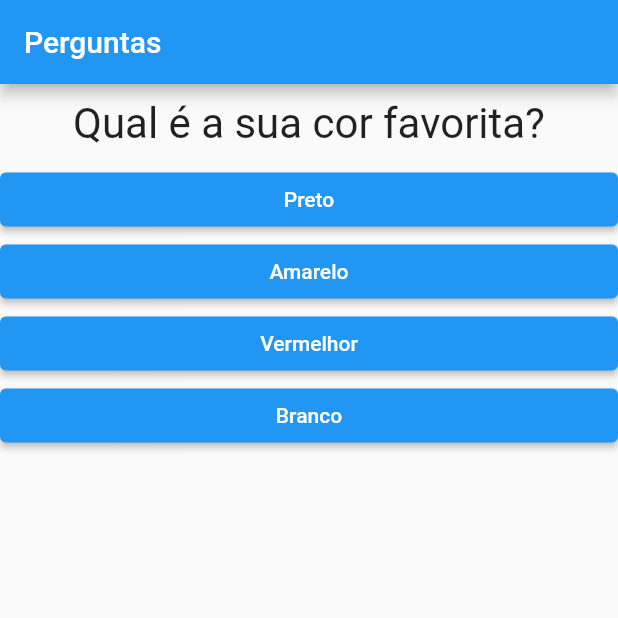
After one commit to mariomacedo/projeto_perguntas, a Flutter app: the screen it shows after launch, on a phone screen of 412 x 824 dp, the top half of it. The commit adds this screen. Run offline on Flutter 3.47's test engine with Material 2 defaults, Android fonts, the phone set to English and light mode, and no system bars.

Commit message:
feat: questionario e resultado
Desafios feitos por mim.

```diff
--- a/lib/main.dart
+++ b/lib/main.dart
@@ -1,6 +1,8 @@
 import 'package:flutter/material.dart';
 import 'package:projeto_perguntas/questao.dart';
+import 'package:projeto_perguntas/questionario.dart';
 import 'package:projeto_perguntas/resposta.dart';
+import 'package:projeto_perguntas/resultado.dart';
 
 main() => runApp(PerguntaApp());
 
@@ -9,7 +11,7 @@ class _PerguntaAppState extends State<PerguntaApp> {
   final _perguntas = const [
     {
       'label': 'Qual é a sua cor favorita?',
-      'opc': ['Azul', 'Amarelo', 'Vermelhor', 'Branco']
+      'opc': ['Preto', 'Amarelo', 'Vermelhor', 'Branco']
     },
     {
       'label': 'Qual é o seu animal favorito',
@@ -41,18 +43,13 @@ class _PerguntaAppState extends State<PerguntaApp> {
 
     return MaterialApp(
         home: Scaffold(
-      appBar: AppBar(
-        title: Text("Perguntas"),
-      ),
-      body: isSelected
-          ? Column(
-              children: [
-                Questao(_perguntas[_selected]['label']),
-                ..._respostas.map((t) => Resposta(t, _responder)).toList(),
-              ],
-            )
-          : null,
-    ));
+            appBar: AppBar(
+              title: Text("Perguntas"),
+            ),
+            body: isSelected
+                ? Questionario(
+                    _perguntas[_selected]['label'], _respostas, _responder)
+                : Resultado("Parabéns Campeão!")));
   }
 }
 
--- /dev/null
+++ b/lib/questionario.dart
@@ -0,0 +1,21 @@
+import 'package:flutter/material.dart';
+import 'package:projeto_perguntas/questao.dart';
+import 'package:projeto_perguntas/resposta.dart';
+
+class Questionario extends StatelessWidget {
+  final String label;
+  final List<String> respostas;
+  final void Function() responder;
+
+  Questionario(this.label, this.respostas, this.responder);
+
+  @override
+  Widget build(BuildContext context) {
+    return Column(
+      children: [
+        Questao(label),
+        ...respostas.map((t) => Resposta(t, responder)).toList(),
+      ],
+    );
+  }
+}
```
Also changed, not shown: lib/resultado.dart (added, +17 -0 lines).
